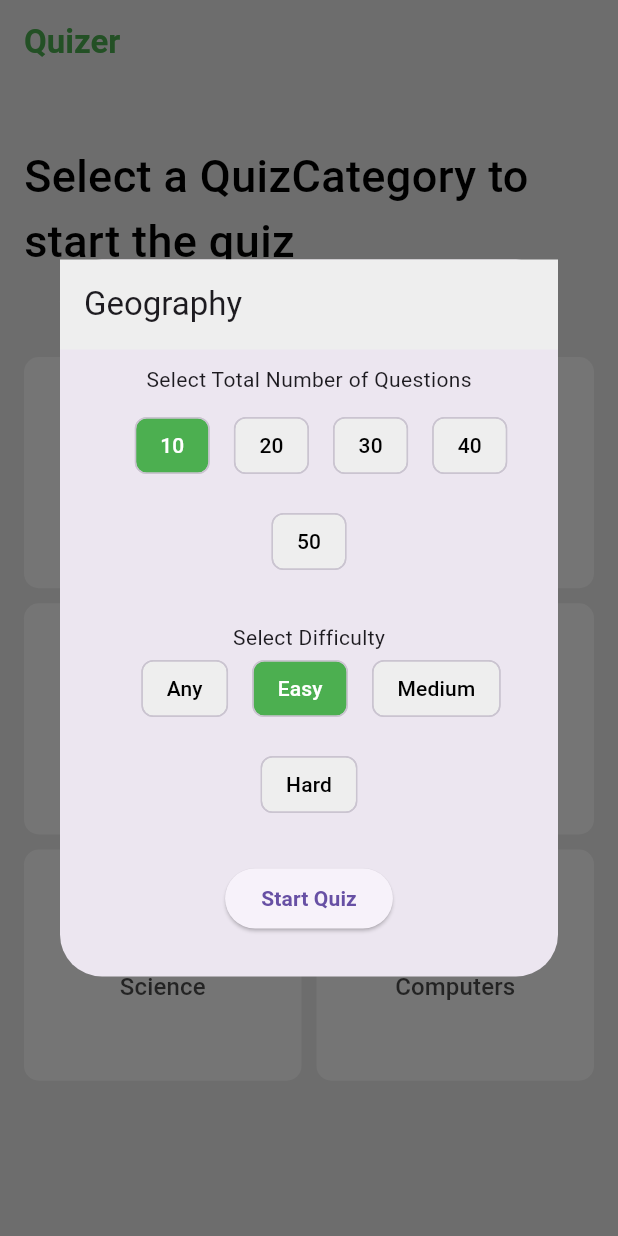
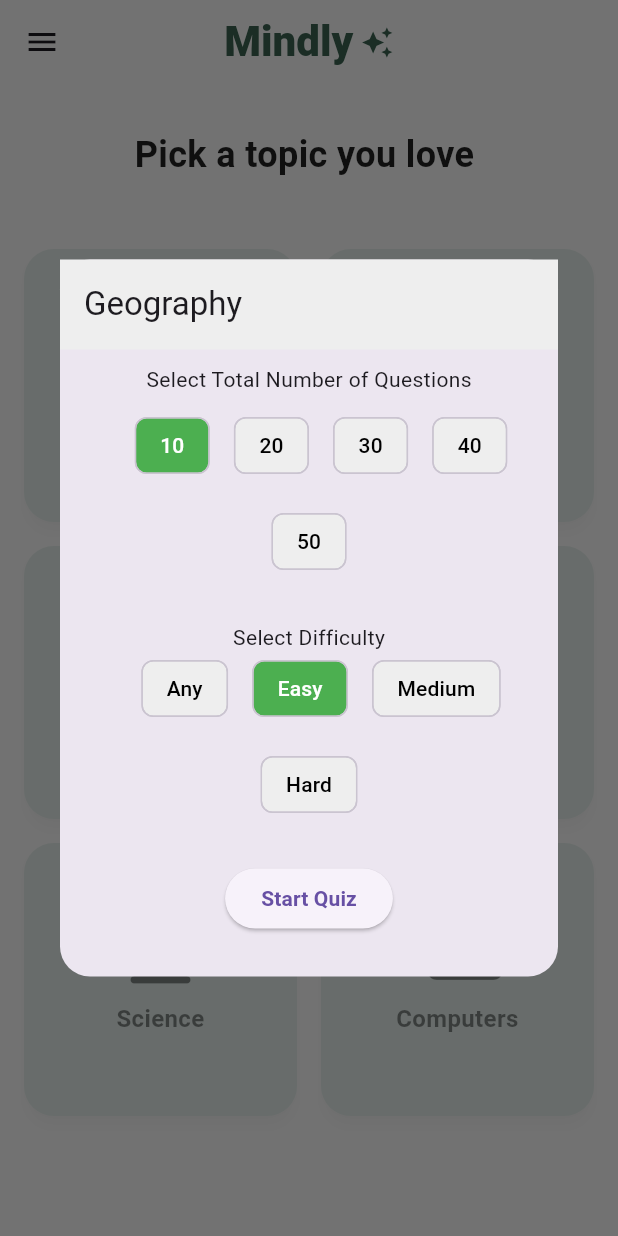
Before and after one commit to Yosr-2001/QuizMobile, a Flutter app: the screen it shows after launch, after a tap on "Geography", on a phone screen of 412 x 824 dp. Run offline on Flutter 3.47's test engine with Material 3 defaults, Android fonts, the phone set to English and light mode, and no system bars; our stand-ins replace font_awesome_flutter, html_unescape; Roboto replaces fonts that are missing (Montserrat).

Commit message:
commit 17-04

```diff
--- a/lib/pages/home.page.dart
+++ b/lib/pages/home.page.dart
@@ -2,31 +2,25 @@ import 'package:flutter/material.dart';
 import 'package:projet_flutter/models/category.dart';
 import 'package:projet_flutter/widgets/quiz_options.dart';
 
-
-
 class HomePage extends StatelessWidget {
   final List<Color> tileColors = [
-    Colors.green,
-    Colors.blue,
-    Colors.purple,
-    Colors.pink,
-    Colors.indigo,
-    Colors.lightBlue,
-    Colors.amber,
-    Colors.deepOrange,
-    Colors.red,
-    Colors.brown
+    Color(0xFFA8DADC),
+    Color(0xFFBFD8B8),
+    Color(0xFFFFD6A5),
+    Color(0xFFE2ECE9),
+    Color(0xFFF4A261),
+    Color(0xFFFAF3DD),
+    Color(0xFFB5EAD7),
+    Color(0xFFFAD2E1),
+    Color(0xFFF8EDEB),
+    Color(0xFFC7CEEA),
   ];
 
   final List<QuizCategory> categories = [
     QuizCategory(9, "Geography", icon: getCategoryIcon(9)),
-    //QuizCategory(10, "Books", icon: getCategoryIcon(10)),
     QuizCategory(11, "Films", icon: getCategoryIcon(11)),
     QuizCategory(12, "Music", icon: getCategoryIcon(12)),
-    //QuizCategory(13, "Theatre", icon: getCategoryIcon(13)),
-    //QuizCategory(14, "Television", icon: getCategoryIcon(14)),
     QuizCategory(15, "Video Games", icon: getCategoryIcon(15)),
-    //QuizCategory(16, "Board Games", icon: getCategoryIcon(16)),
     QuizCategory(17, "Science", icon: getCategoryIcon(17)),
     QuizCategory(18, "Computers", icon: getCategoryIcon(18)),
   ];
@@ -34,13 +28,33 @@ class HomePage extends StatelessWidget {
   @override
   Widget build(BuildContext context) {
     return Scaffold(
-        backgroundColor: Colors.grey[200],
+      backgroundColor: Color(0xFFF9F9F9),
+      drawer: Drawer(
+
+      ),
       appBar: AppBar(
-          title: Text('Quizer',
-              style:
-              TextStyle(color: Colors.green, fontWeight: FontWeight.bold)),
         backgroundColor: Colors.transparent,
         elevation: 0,
+        centerTitle: true,
+        title: Row(
+          mainAxisSize: MainAxisSize.min,
+          children: [
+            Text(
+              'Mindly',
+              style: TextStyle(
+                color: Color(0xFF3A6351),
+                fontWeight: FontWeight.w900,
+                fontSize: 28,
+              ),
+            ),
+            SizedBox(width: 5),
+            Icon(
+              Icons.auto_awesome,
+              color: Color(0xFF3A6351),
+              size: 22,
+            ),
+          ],
+        ),
       ),
       body: Container(
         child: CustomScrollView(
@@ -48,75 +62,98 @@ class HomePage extends StatelessWidget {
           slivers: <Widget>[
             SliverToBoxAdapter(
               child: Padding(
-                  padding: const EdgeInsets.symmetric(
-                      horizontal: 16.0, vertical: 40.0),
+                padding:
+                EdgeInsets.symmetric(
+                    horizontal: 20.0, vertical: 30.0),
+                child: Center(
                   child: Text(
-                    "Select a QuizCategory to start the quiz",
+                    "Pick a topic you love ",
                     style: TextStyle(
-                        color: Colors.black,
-                        fontWeight: FontWeight.w500,
-                        fontSize: 30.0),
+                      color: Colors.black87,
+                      fontWeight: FontWeight.w600,
+                      fontSize: 24.0,
+                    ),
+                  ),
                 ),
               ),
             ),
             SliverPadding(
-                padding: const EdgeInsets.all(16.0),
+              padding:   EdgeInsets.all(16.0),
               sliver: SliverGrid(
                 gridDelegate: SliverGridDelegateWithFixedCrossAxisCount(
                   crossAxisCount: MediaQuery.of(context).size.width > 1000
-                            ? 7
+                      ? 6
                       : MediaQuery.of(context).size.width > 600
-                            ? 5
+                          ? 4
                           : 2,
-                        childAspectRatio: 1.2,
-                        crossAxisSpacing: 10.0,
-                        mainAxisSpacing: 10.0),
+                  childAspectRatio: 1,
+                  crossAxisSpacing: 16.0,
+                  mainAxisSpacing: 16.0,
+                ),
                 delegate: SliverChildBuilderDelegate(
                   _buildQuizCategoryItem,
                   childCount: categories.length,
-                    )),
+                ),
+              ),
             ),
           ],
         ),
-        ));
-  }
-
-  Widget _buildQuizCategoryItem(BuildContext context, int index) {
-    QuizCategory quizCategory = categories[index];
-    return MaterialButton(
-      elevation: 0.0,
-      highlightElevation: 1.0,
-      onPressed: () => _QuizCategoryPressed(context, quizCategory),
-      shape: RoundedRectangleBorder(
-        borderRadius: BorderRadius.circular(10.0),
-      ),
-      color: Colors.white,
-      textColor: Colors.black,
-      child: Column(
-        mainAxisAlignment: MainAxisAlignment.center,
-        children: <Widget>[
-          if (quizCategory.icon != null) Icon(quizCategory.icon),
-          if (quizCategory.icon != null) SizedBox(height: 5.0),
-          Text(
-            quizCategory .name,
-            textAlign: TextAlign.center,
-            maxLines: 3,
-            style:
-            TextStyle(color: Colors.black.withOpacity(.7), fontSize: 16),
-          ),
-        ],
       ),
     );
   }
 
-  _QuizCategoryPressed(BuildContext context, QuizCategory category) {
-    showDialog(
-      context: context,
-      builder: (sheetContext) => Dialog(
-        child: QuizOptionsDialog(
-          category: category,
+  Widget _buildQuizCategoryItem(BuildContext context, int index) {
+    final quizCategory = categories[index];
+    final bgColor = Color(0xFFE2ECE9);
+
+    return Material(
+      color: bgColor,
+      borderRadius: BorderRadius.circular(20),
+      elevation: 4,
+      shadowColor: Colors.black12,
+      child: InkWell(
+        onTap: () => _QuizCategoryPressed(context, quizCategory),
+        borderRadius: BorderRadius.circular(20),
+        child: Padding(
+          padding: const EdgeInsets.all(12.0),
+          child: Column(
+            mainAxisAlignment: MainAxisAlignment.center,
+            children: [
+              if (quizCategory.icon != null)
+                Icon(
+                  quizCategory.icon,
+                  color: Colors.black45,
+                  size: 40,
+                ),
+              SizedBox(height: 12),
+              Text(
+                quizCategory.name,
+                textAlign: TextAlign.center,
+                maxLines: 2,
+                overflow: TextOverflow.ellipsis,
+                style: TextStyle(
+                  color: Colors.black45,
+                  fontSize: 16,
+                  fontFamily: 'Montserrat',
+                  fontWeight: FontWeight.w600,
+                ),
+              ),
+            ],
+          ),
         ),
       ),
     );
   }
+
+  void _QuizCategoryPressed(BuildContext context, QuizCategory category) {
+    showDialog(
+      context: context,
+      builder: (sheetContext) => Dialog(
+        shape: RoundedRectangleBorder(
+          borderRadius: BorderRadius.circular(20),
+        ),
+        child: QuizOptionsDialog(category: category),
+      ),
+    );
   }
+}
```
Also changed, not shown: pubspec.lock. Lines whose indentation alone changed are shown as unchanged.
